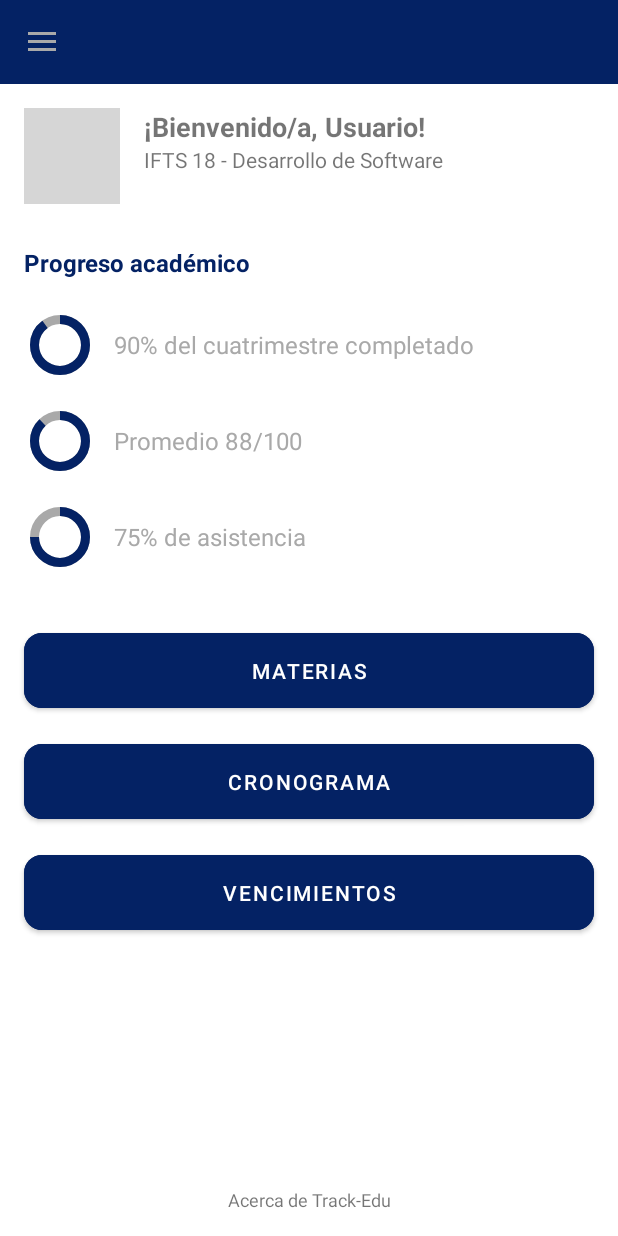
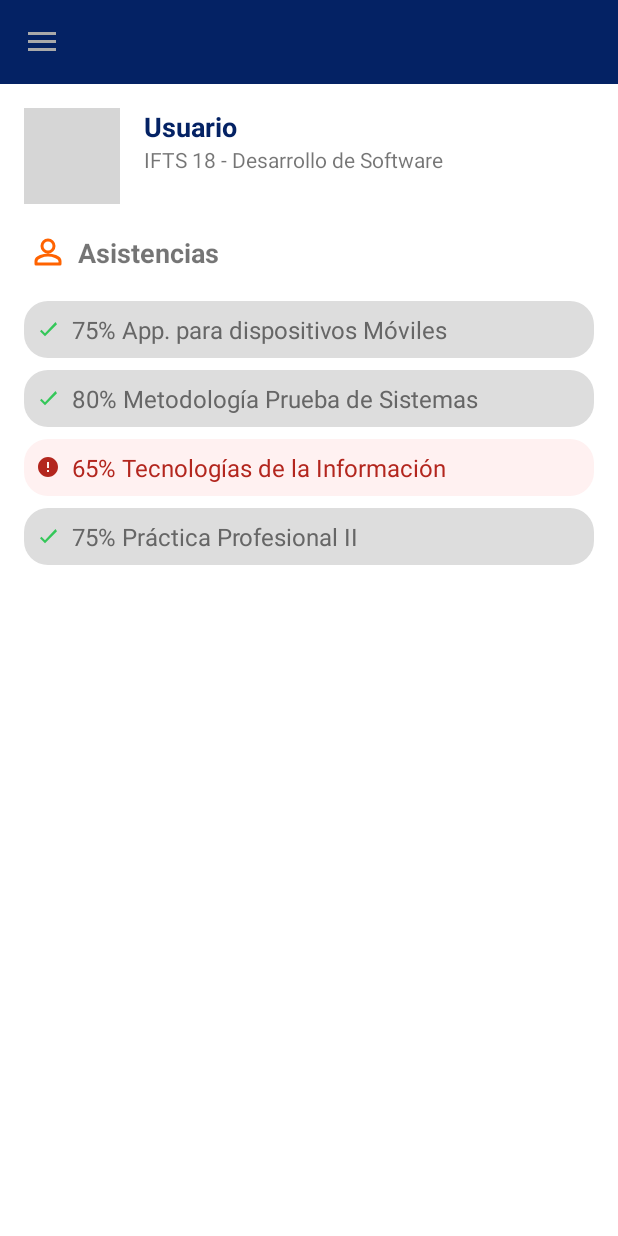
Before and after one commit to juan4450/TPfinal-Mobile, an Android app built with Jetpack Compose: the HomeActivity screen opened directly, with no data from a screen before it, on a phone screen of 412 x 824 dp. Run offline under Robolectric (Android 15) with nearby library versions, the phone set to English and light mode, and no system bars; grey boxes are pictures that could not be loaded.

Commit message:
se agrega seccion asistencias a Home

```diff
--- a/app/src/main/java/com/example/tpfinalmobile/HomeActivity.kt
+++ b/app/src/main/java/com/example/tpfinalmobile/HomeActivity.kt
@@ -1,5 +1,6 @@
 package com.example.tpfinalmobile
 
+import HomeAdapter
 import android.content.Intent
 import android.os.Bundle
 import android.view.MenuItem
@@ -11,6 +12,8 @@ import androidx.appcompat.app.AppCompatActivity
 import androidx.appcompat.widget.Toolbar
 import androidx.core.view.GravityCompat
 import androidx.drawerlayout.widget.DrawerLayout
+import androidx.recyclerview.widget.LinearLayoutManager
+import androidx.recyclerview.widget.RecyclerView
 import com.google.android.material.navigation.NavigationView
 
 class HomeActivity : AppCompatActivity(), NavigationView.OnNavigationItemSelectedListener {
@@ -48,35 +51,20 @@ class HomeActivity : AppCompatActivity(), NavigationView.OnNavigationItemSelecte
         val userName = findViewById<TextView>(R.id.userName)
         userName.text = getString(R.string.home_welcome, usuario)
 
-        findViewById<Button>(R.id.btnMaterias).setOnClickListener {
-            startActivity(Intent(this, MateriasActivity::class.java).putExtra("usuario", usuario))
-        }
+        val recyclerView: RecyclerView = findViewById(R.id.recyclerHome)
+        recyclerView.layoutManager = LinearLayoutManager(this)
 
-        findViewById<Button>(R.id.btnCronograma).setOnClickListener {
-            startActivity(Intent(this, CronogramaActivity::class.java).putExtra("usuario", usuario))
-        }
+        val homeItems = listOf(
+            HomeItem("75% App. para dispositivos Móviles", R.drawable.ic_check_green, R.color.grisOscuro, R.drawable.bg_classic_item),
+            HomeItem("80% Metodología Prueba de Sistemas", R.drawable.ic_check_green, R.color.grisOscuro,  R.drawable.bg_classic_item),
+            HomeItem("65% Tecnologías de la Información", R.drawable.ic_error, R.color.error, R.drawable.bg_error_rounded),
+            HomeItem("75% Práctica Profesional II", R.drawable.ic_check_green, R.color.grisOscuro,  R.drawable.bg_classic_item),
+        )
 
-        findViewById<Button>(R.id.btnVencimientos).setOnClickListener {
-            startActivity(Intent(this, VencimientosActivity::class.java).putExtra("usuario", usuario))
-        }
+        val adapter = HomeAdapter(homeItems)
+        recyclerView.adapter = adapter
 
-        val itemCuatrimestre = findViewById<LinearLayout>(R.id.itemCuatrimestre)
-    val itemPromedio = findViewById<LinearLayout>(R.id.itemPromedio)
-    val itemAsistencia = findViewById<LinearLayout>(R.id.itemAsistencia)
-
-    fun setupProgressItem(container: LinearLayout, progress: Int, label: String) {
-        val indicator = container.findViewById<com.google.android.material.progressindicator.CircularProgressIndicator>(
-            R.id.cpiValue
-        )
-        val tvLabel   = container.findViewById<TextView>(R.id.tvLabel)
-        indicator.setProgressCompat(progress, true)
-        tvLabel.text = label
     }
-
-    setupProgressItem(itemCuatrimestre,    90, getString(R.string.progress_cuatrimestre, 90))
-    setupProgressItem(itemPromedio,    88, getString(R.string.progress_promedio, 88))
-    setupProgressItem(itemAsistencia, 75, getString(R.string.progress_asistencia, 75))
-}
 
     override fun onBackPressed() {
         if (drawerLayout.isDrawerOpen(GravityCompat.START)) {
--- /dev/null
+++ b/app/src/main/java/com/example/tpfinalmobile/HomeAdapter.kt
@@ -0,0 +1,43 @@
+import android.view.LayoutInflater
+import android.view.View
+import android.view.ViewGroup
+import android.widget.ImageView
+import android.widget.TextView
+import androidx.core.content.ContextCompat
+import androidx.recyclerview.widget.RecyclerView
+import com.example.tpfinalmobile.HomeItem
+import com.example.tpfinalmobile.R
+
+class HomeAdapter(private val items: List<HomeItem>) :
+    RecyclerView.Adapter<HomeAdapter.HomeViewHolder>() {
+
+    override fun onCreateViewHolder(parent: ViewGroup, viewType: Int): HomeViewHolder {
+        val view = LayoutInflater.from(parent.context)
+            .inflate(R.layout.item_home, parent, false)
+        return HomeViewHolder(view)
+    }
+
+    override fun onBindViewHolder(holder: HomeViewHolder, position: Int) {
+        holder.bind(items[position])
+    }
+
+    override fun getItemCount(): Int = items.size
+
+    class HomeViewHolder(view: View) : RecyclerView.ViewHolder(view) {
+        private val iconImage: ImageView = view.findViewById(R.id.itemIcon)
+        private val textView: TextView = view.findViewById(R.id.itemText)
+        private val container: View = view.findViewById(R.id.containerItem)
+
+        fun bind(item: HomeItem) {
+            iconImage.setImageResource(item.iconResId)
+            textView.text = item.text
+            textView.setTextColor(ContextCompat.getColor(itemView.context, item.textColorResId))
+
+            if (item.backgroundResId != 0) {
+                container.setBackgroundResource(item.backgroundResId)
+            } else {
+                container.background = null
+            }
+        }
+    }
+}
--- /dev/null
+++ b/app/src/main/java/com/example/tpfinalmobile/HomeItem.kt
@@ -0,0 +1,8 @@
+package com.example.tpfinalmobile
+
+data class HomeItem(
+    val text: String,
+    val iconResId: Int,
+    val textColorResId: Int,
+    val backgroundResId: Int
+)
--- /dev/null
+++ b/app/src/main/res/drawable/bg_classic_item.xml
@@ -0,0 +1,5 @@
+<shape xmlns:android="http://schemas.android.com/apk/res/android"
+    android:shape="rectangle">
+    <solid android:color="@color/inputBorder"/>
+    <corners android:radius="16dp"/>
+</shape>
--- /dev/null
+++ b/app/src/main/res/drawable/bg_error_rounded.xml
@@ -0,0 +1,5 @@
+<shape xmlns:android="http://schemas.android.com/apk/res/android"
+    android:shape="rectangle">
+    <solid android:color="#FFF1F1"/>
+    <corners android:radius="16dp"/>
+</shape>
--- /dev/null
+++ b/app/src/main/res/drawable/ic_check_green.xml
@@ -0,0 +1,9 @@
+<vector xmlns:android="http://schemas.android.com/apk/res/android"
+    android:width="24dp"
+    android:height="24dp"
+    android:viewportWidth="24"
+    android:viewportHeight="24">
+    <path
+        android:fillColor="@color/success"
+        android:pathData="M9,16.2l-3.5,-3.5L4,14.2l5,5 12,-12L19.5,5l-10.5,11.2z" />
+</vector>
--- /dev/null
+++ b/app/src/main/res/drawable/ic_error.xml
@@ -0,0 +1,9 @@
+<vector xmlns:android="http://schemas.android.com/apk/res/android"
+    android:width="24dp"
+    android:height="24dp"
+    android:viewportWidth="24"
+    android:viewportHeight="24">
+    <path
+        android:fillColor="@color/error"
+        android:pathData="M12,2C6.48,2 2,6.48 2,12s4.48,10 10,10 10-4.48 10-10S17.52,2 12,2zM13,17h-2v-2h2v2zm0-4h-2V7h2v6z"/>
+</vector>
--- /dev/null
+++ b/app/src/main/res/drawable/ic_person_check.xml
@@ -0,0 +1,15 @@
+<vector xmlns:android="http://schemas.android.com/apk/res/android"
+    android:width="24dp"
+    android:height="24dp"
+    android:viewportWidth="24"
+    android:viewportHeight="24">
+
+    <path
+        android:fillColor="@android:color/transparent"
+        android:strokeColor="@color/orange_star"
+        android:strokeWidth="2"
+        android:strokeLineCap="round"
+        android:strokeLineJoin="round"
+        android:pathData="M12,12c2.21,0 4,-1.79 4,-4s-1.79,-4 -4,-4 -4,1.79 -4,4 1.79,4 4,4z
+                          M12,14c-2.67,0 -8,1.34 -8,4v2h16v-2c0,-2.66 -5.33,-4 -8,-4z"/>
+</vector>
--- a/app/src/main/res/layout/app_bar_home.xml
+++ b/app/src/main/res/layout/app_bar_home.xml
@@ -41,7 +41,8 @@
         android:layout_marginStart="16dp"
         app:layout_constraintTop_toTopOf="@id/profileImage"
         app:layout_constraintStart_toEndOf="@id/profileImage"
-        app:layout_constraintEnd_toEndOf="parent" />
+        app:layout_constraintEnd_toEndOf="parent"
+        android:textColor="@color/colorPrimary"/>
 
     <TextView
         android:id="@+id/userDetails"
@@ -53,106 +54,39 @@
         app:layout_constraintStart_toStartOf="@id/userName"
         app:layout_constraintEnd_toEndOf="parent" />
 
-    <TextView
-        android:id="@+id/tvProgressTitle"
-        android:layout_width="wrap_content"
+    <LinearLayout
+        android:id="@+id/userAttendance"
+        android:layout_width="match_parent"
         android:layout_height="wrap_content"
-        android:layout_marginTop="48dp"
-        android:layout_marginStart="16dp"
-        android:text="@string/home_progress_title"
-        android:textSize="16sp"
-        android:textStyle="bold"
-        android:textColor="@color/colorPrimary"
-        app:layout_constraintStart_toStartOf="parent"
-        app:layout_constraintTop_toBottomOf="@id/userDetails" />
+        android:orientation="horizontal"
+        android:gravity="center_vertical"
+        android:layout_marginTop="40dp"
+        android:layout_marginStart="20dp"
+        app:layout_constraintTop_toBottomOf="@id/userDetails"
+        app:layout_constraintStart_toStartOf="@id/userDetails">
 
-    <LinearLayout
-        android:id="@+id/llProgressContainer"
-        android:layout_width="0dp"
-        android:layout_marginStart="16dp"
-        android:layout_marginEnd="16dp"
-        android:layout_height="wrap_content"
-        android:layout_marginTop="12dp"
-        android:orientation="vertical"
-        app:layout_constraintEnd_toEndOf="parent"
-        app:layout_constraintHorizontal_bias="0.0"
-        app:layout_constraintStart_toStartOf="parent"
-        app:layout_constraintTop_toBottomOf="@id/tvProgressTitle">
+        <ImageView
+            android:layout_width="24dp"
+            android:layout_height="24dp"
+            android:src="@drawable/ic_person_check"
+            app:tint="@color/orange_star"/>
 
-
-        <include layout="@layout/view_progress_item"
-            android:id="@+id/itemCuatrimestre" />
-
-        <include layout="@layout/view_progress_item"
-            android:id="@+id/itemPromedio" />
-
-        <include layout="@layout/view_progress_item"
-            android:id="@+id/itemAsistencia" />
+        <TextView
+            android:layout_width="wrap_content"
+            android:layout_height="wrap_content"
+            android:layout_marginStart="8dp"
+            android:text="Asistencias"
+            android:textSize="18sp"
+            android:textStyle="bold"/>
     </LinearLayout>
 
-
-    <!-- Botones con Material Components -->
-    <com.google.android.material.button.MaterialButton
-        android:id="@+id/btnMaterias"
-        android:layout_width="0dp"
+    <androidx.recyclerview.widget.RecyclerView
+        android:id="@+id/recyclerHome"
+        android:layout_width="match_parent"
         android:layout_height="wrap_content"
-        android:layout_marginTop="300dp"
-        android:layout_marginEnd="16dp"
-        android:layout_marginStart="16dp"
-        android:backgroundTint="@color/colorPrimary"
-        android:text="@string/home_btn_materias"
-        android:padding="15dp"
-        android:textColor="@android:color/white"
-        app:layout_constraintEnd_toEndOf="parent"
-        app:layout_constraintHorizontal_bias="0.0"
-        app:layout_constraintStart_toStartOf="parent"
-        app:cornerRadius="12dp"
-        app:layout_constraintTop_toBottomOf="@id/userDetails" />
-
-    <com.google.android.material.button.MaterialButton
-        android:id="@+id/btnCronograma"
-        android:layout_width="0dp"
-        android:layout_height="wrap_content"
-        android:layout_marginTop="12dp"
-        android:layout_marginEnd="16dp"
-        android:layout_marginStart="16dp"
-        android:backgroundTint="@color/colorPrimary"
-        android:text="@string/home_btn_cronograma"
-        android:padding="15dp"
-        android:textColor="@android:color/white"
-        app:layout_constraintEnd_toEndOf="parent"
-        app:layout_constraintHorizontal_bias="0.0"
-        app:layout_constraintStart_toStartOf="parent"
-        app:cornerRadius="12dp"
-        app:layout_constraintTop_toBottomOf="@id/btnMaterias" />
-
-    <com.google.android.material.button.MaterialButton
-        android:id="@+id/btnVencimientos"
-        android:layout_width="0dp"
-        android:layout_height="wrap_content"
-        android:layout_marginTop="12dp"
-        android:layout_marginEnd="16dp"
-        android:layout_marginStart="16dp"
-        android:backgroundTint="@color/colorPrimary"
-        android:text="@string/home_btn_vencimientos"
-        android:padding="15dp"
-        android:textColor="@android:color/white"
-        app:layout_constraintEnd_toEndOf="parent"
-        app:layout_constraintHorizontal_bias="0.0"
-        app:layout_constraintStart_toStartOf="parent"
-        app:cornerRadius="12dp"
-        app:layout_constraintTop_toBottomOf="@id/btnCronograma" />
-
-    <!-- Footer -->
-    <TextView
-        android:id="@+id/footer"
-        android:layout_width="wrap_content"
-        android:layout_height="wrap_content"
-        android:text="@string/home_footer"
-        android:textSize="12sp"
-        android:layout_marginBottom="16dp"
-        app:layout_constraintBottom_toBottomOf="parent"
-        app:layout_constraintStart_toStartOf="parent"
-        app:layout_constraintEnd_toEndOf="parent" />
-
+        android:layout_margin="16dp"
+        android:layout_marginTop="40dp"
+        app:layout_constraintTop_toBottomOf="@id/userAttendance"
+        app:layout_constraintStart_toStartOf="@id/userAttendance"
+        />
 </androidx.constraintlayout.widget.ConstraintLayout>
--- /dev/null
+++ b/app/src/main/res/layout/item_home.xml
@@ -0,0 +1,23 @@
+<LinearLayout
+    xmlns:android="http://schemas.android.com/apk/res/android"
+    android:id="@+id/containerItem"
+    android:layout_width="match_parent"
+    android:layout_height="wrap_content"
+    android:orientation="horizontal"
+    android:gravity="center_vertical"
+    android:padding="8dp"
+    android:layout_marginTop="4dp"
+    android:layout_marginBottom="4dp">
+
+    <ImageView
+        android:id="@+id/itemIcon"
+        android:layout_width="16dp"
+        android:layout_height="16dp"
+        android:layout_marginEnd="8dp"/>
+
+    <TextView
+        android:id="@+id/itemText"
+        android:layout_width="wrap_content"
+        android:layout_height="wrap_content"
+        android:textSize="16sp"/>
+</LinearLayout>
--- a/app/src/main/res/values/strings.xml
+++ b/app/src/main/res/values/strings.xml
@@ -32,8 +32,8 @@
 
     <!-- Home -->
     <string name="home_toolbar_title">Inicio</string>
-    <string name="home_welcome">¡Bienvenido/a, %1$s!</string>
-    <string name="home_user_hint">Hola, %1$s! </string>
+    <string name="home_welcome">%1$s</string>
+    <string name="home_user_hint">%1$s! </string>
     <string name="home_user_details">IFTS 18 - Desarrollo de Software</string>
     <string name="home_user_default">Estudiante</string>
     <string name="home_progress_title">Progreso académico</string>
```
